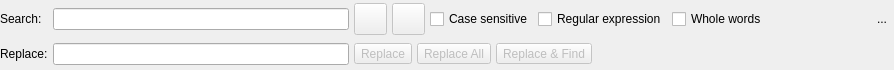
This is libs/libgui/ui/widgets/searchreplacewidget.ui in pgmodeler/pgmodeler as Qt 5 draws it before an edit. The edited form follows.
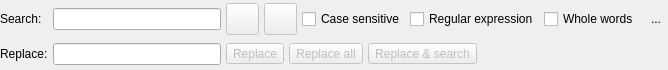
This is the edited form. Icons and pictures are not drawn.

The edit to the form file:
```diff
--- a/libs/libgui/ui/widgets/searchreplacewidget.ui
+++ b/libs/libgui/ui/widgets/searchreplacewidget.ui
@@ -6,7 +6,7 @@
    <rect>
     <x>0</x>
     <y>0</y>
-    <width>894</width>
+    <width>668</width>
     <height>70</height>
    </rect>
   </property>
@@ -169,7 +169,7 @@
      <item>
       <widget class="QCheckBox" name="all_words_chk">
        <property name="sizePolicy">
-        <sizepolicy hsizetype="Fixed" vsizetype="Fixed">
+        <sizepolicy hsizetype="Expanding" vsizetype="Fixed">
          <horstretch>0</horstretch>
          <verstretch>0</verstretch>
         </sizepolicy>
@@ -179,22 +179,6 @@
        </property>
       </widget>
      </item>
-     <item>
-      <spacer name="horizontalSpacer_2">
-       <property name="orientation">
-        <enum>Qt::Horizontal</enum>
-       </property>
-       <property name="sizeType">
-        <enum>QSizePolicy::Expanding</enum>
-       </property>
-       <property name="sizeHint" stdset="0">
-        <size>
-         <width>98</width>
-         <height>20</height>
-        </size>
-       </property>
-      </spacer>
-     </item>
      <item>
       <widget class="QToolButton" name="hide_tb">
        <property name="toolTip">
@@ -312,7 +296,7 @@
            <string>Replace all occurrences</string>
           </property>
           <property name="text">
-           <string>Replace All</string>
+           <string>Replace all</string>
           </property>
           <property name="iconSize">
            <size>
@@ -340,7 +324,7 @@
            <string>Replace the selection and find the next one</string>
           </property>
           <property name="text">
-           <string>Replace &amp;&amp; Find</string>
+           <string>Replace &amp;&amp; search</string>
           </property>
           <property name="iconSize">
            <size>
```
Left out of the diff: 8 changed lines with no effect on the pictures.
